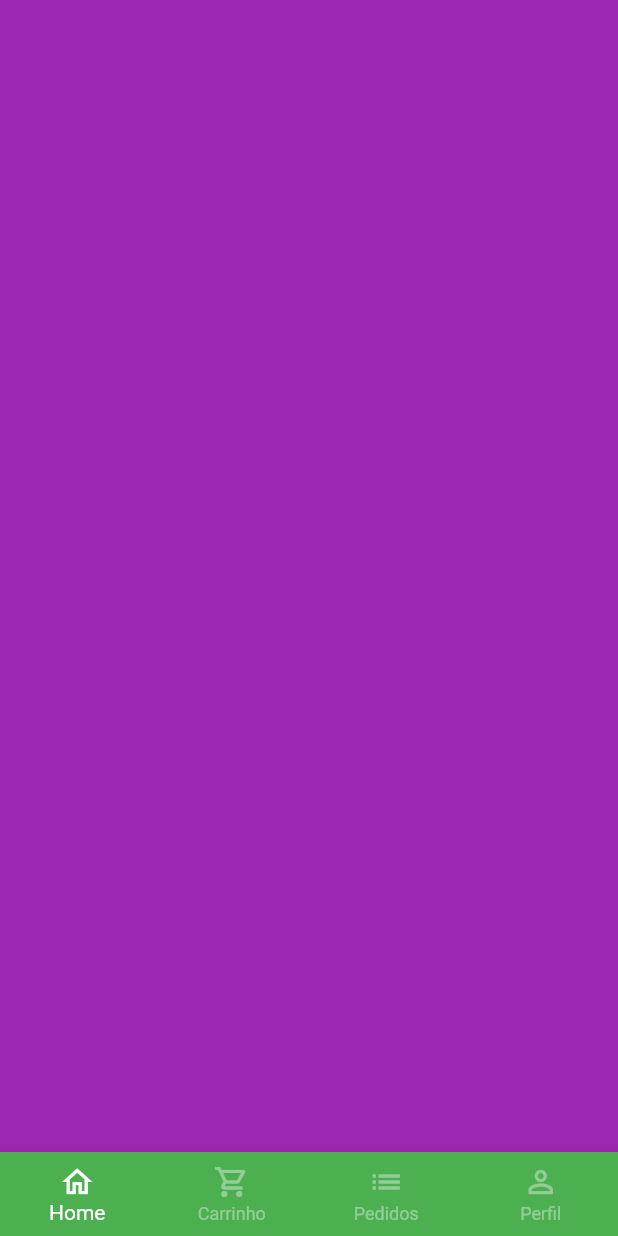
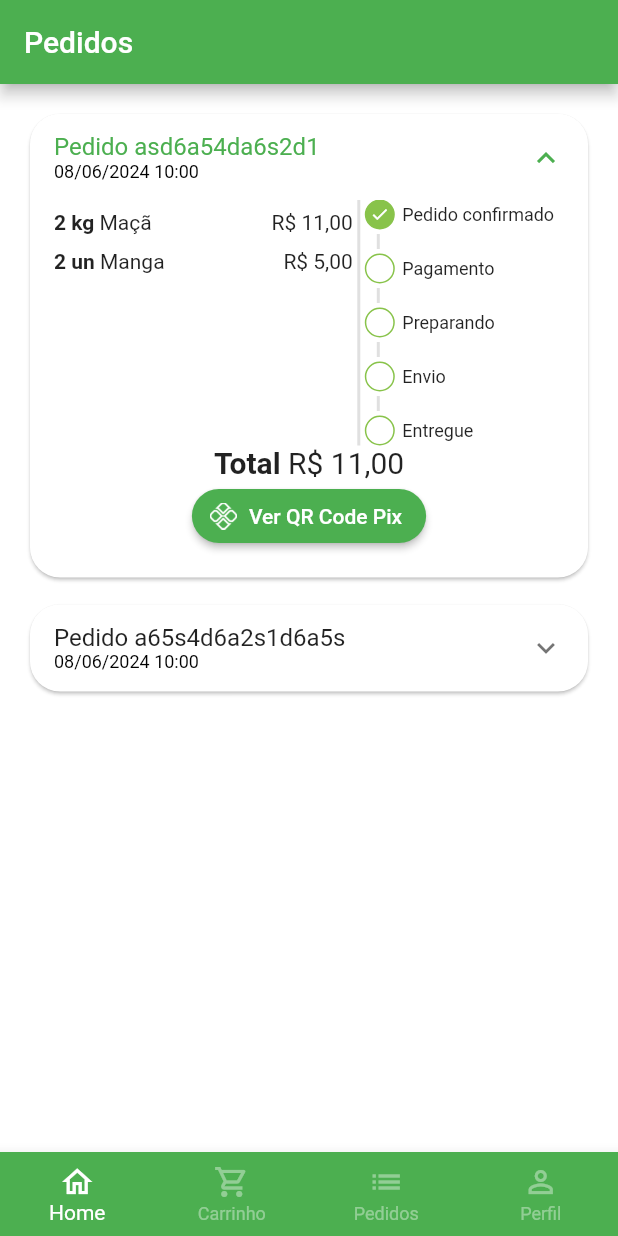
Before and after one commit to eriksongoncalves/green-grocer-flutter-app, a Flutter app: the BaseScreen screen opened directly, swiped to page 3, on a phone screen of 412 x 824 dp. Run offline on Flutter 3.47's test engine with Material 2 defaults, Android fonts, the phone set to English and light mode, and no system bars; our stand-ins replace animated_text_kit, fluttertoast, mask_text_input_formatter, qr_flutter.

Commit message:
feat: order screen

```diff
--- /dev/null
+++ b/lib/src/components/payment_dialog.dart
@@ -0,0 +1,109 @@
+import 'package:flutter/material.dart';
+import 'package:qr_flutter/qr_flutter.dart';
+
+import 'package:greengrocer/src/models/order_model.dart';
+import 'package:greengrocer/src/services/utils_services.dart';
+
+class PaymentDialog extends StatelessWidget {
+  final OrderModel order;
+
+  final UtilsServices utilsServices = UtilsServices();
+
+  PaymentDialog({
+    super.key,
+    required this.order,
+  });
+
+  @override
+  Widget build(BuildContext context) {
+    return Dialog(
+      shape: RoundedRectangleBorder(
+        borderRadius: BorderRadius.circular(20),
+      ),
+      child: Stack(
+        alignment: Alignment.center,
+        children: [
+          // Conteúdo
+          Padding(
+            padding: const EdgeInsets.all(8.0),
+            child: Column(
+              mainAxisSize: MainAxisSize.min,
+              children: [
+                // Titulo
+                const Padding(
+                  padding: EdgeInsets.symmetric(vertical: 10),
+                  child: Text(
+                    'Pagamento com Pix',
+                    style: TextStyle(
+                      fontWeight: FontWeight.bold,
+                      fontSize: 18,
+                    ),
+                  ),
+                ),
+
+                // QR Code
+                QrImageView(
+                  data: "asd654as65da4s6d5a4s6d54",
+                  version: QrVersions.auto,
+                  size: 200.0,
+                ),
+
+                // Vencimento
+                Text(
+                  'Vencimento: ${utilsServices.formatDateTime(order.overdueDateTime)}',
+                  style: const TextStyle(
+                    fontSize: 12,
+                  ),
+                ),
+
+                // Total
+                Text(
+                  'Total: ${utilsServices.priceToCurrency(order.total)}',
+                  style: const TextStyle(
+                    fontSize: 17,
+                    fontWeight: FontWeight.bold,
+                  ),
+                ),
+
+                // Botão copia e cola
+                OutlinedButton.icon(
+                  style: OutlinedButton.styleFrom(
+                    shape: RoundedRectangleBorder(
+                      borderRadius: BorderRadius.circular(20),
+                    ),
+                    side: const BorderSide(
+                      width: 2,
+                      color: Colors.green,
+                    ),
+                  ),
+                  onPressed: () {},
+                  icon: const Icon(
+                    Icons.copy,
+                    size: 15,
+                  ),
+                  label: const Text(
+                    'Copiar código Pix',
+                    style: TextStyle(
+                      fontSize: 13,
+                    ),
+                  ),
+                ),
+              ],
+            ),
+          ),
+
+          Positioned(
+            top: 0,
+            right: 0,
+            child: IconButton(
+              onPressed: () {
+                Navigator.of(context).pop();
+              },
+              icon: const Icon(Icons.close),
+            ),
+          ),
+        ],
+      ),
+    );
+  }
+}
--- a/lib/src/config/app_data.dart
+++ b/lib/src/config/app_data.dart
@@ -1,5 +1,6 @@
 import 'package:greengrocer/src/models/cart_item_model.dart';
 import 'package:greengrocer/src/models/item_model.dart';
+import 'package:greengrocer/src/models/order_model.dart';
 import 'package:greengrocer/src/models/user_model.dart';
 
 ItemModel apple = ItemModel(
@@ -87,3 +88,49 @@ UserModel user = UserModel(
   cpf: '999.999.999-99',
   password: '123456',
 );
+
+List<OrderModel> orders = [
+  // Pedido 01
+  OrderModel(
+    copyAndPaste: 'q1w2e3r4t5y6',
+    createdDateTime: DateTime.parse(
+      '2024-06-08 10:00:10.458',
+    ),
+    overdueDateTime: DateTime.parse(
+      '2024-06-08 11:00:10.458',
+    ),
+    id: 'asd6a54da6s2d1',
+    status: 'pending_payment',
+    total: 11.0,
+    items: [
+      CartItemModel(
+        item: apple,
+        quantity: 2,
+      ),
+      CartItemModel(
+        item: mango,
+        quantity: 2,
+      ),
+    ],
+  ),
+
+  // Pedido 02
+  OrderModel(
+    copyAndPaste: 'q1w2e3r4t5y6',
+    createdDateTime: DateTime.parse(
+      '2024-06-08 10:00:10.458',
+    ),
+    overdueDateTime: DateTime.parse(
+      '2024-06-08 11:00:10.458',
+    ),
+    id: 'a65s4d6a2s1d6a5s',
+    status: 'delivered',
+    total: 11.5,
+    items: [
+      CartItemModel(
+        item: guava,
+        quantity: 1,
+      ),
+    ],
+  ),
+];
--- /dev/null
+++ b/lib/src/models/order_model.dart
@@ -0,0 +1,21 @@
+import 'package:greengrocer/src/models/cart_item_model.dart';
+
+class OrderModel {
+  String id;
+  DateTime createdDateTime;
+  DateTime overdueDateTime;
+  List<CartItemModel> items;
+  String status;
+  String copyAndPaste;
+  double total;
+
+  OrderModel({
+    required this.id,
+    required this.createdDateTime,
+    required this.overdueDateTime,
+    required this.items,
+    required this.status,
+    required this.copyAndPaste,
+    required this.total,
+  });
+}
--- a/lib/src/pages/base/base_screen.dart
+++ b/lib/src/pages/base/base_screen.dart
@@ -2,6 +2,7 @@ import 'package:flutter/material.dart';
 
 import 'package:greengrocer/src/pages/cart/cart_tab.dart';
 import 'package:greengrocer/src/pages/home/home_tab.dart';
+import 'package:greengrocer/src/pages/orders/orders_tab.dart';
 import 'package:greengrocer/src/pages/profile/profile_tab.dart';
 
 class BaseScreen extends StatefulWidget {
@@ -21,13 +22,11 @@ class _BaseScreenState extends State<BaseScreen> {
       body: PageView(
         physics: const NeverScrollableScrollPhysics(),
         controller: pageController,
-        children: [
-          const HomeTab(),
-          const CartTab(),
-          Container(
-            color: Colors.purple,
-          ),
-          const ProfileTab(),
+        children: const [
+          HomeTab(),
+          CartTab(),
+          OrdersTab(),
+          ProfileTab(),
         ],
       ),
       bottomNavigationBar: BottomNavigationBar(
--- a/lib/src/pages/cart/cart_tab.dart
+++ b/lib/src/pages/cart/cart_tab.dart
@@ -1,4 +1,6 @@
 import 'package:flutter/material.dart';
+
+import 'package:greengrocer/src/components/payment_dialog.dart';
 import 'package:greengrocer/src/config/custom_colors.dart';
 import 'package:greengrocer/src/models/cart_item_model.dart';
 import 'package:greengrocer/src/pages/cart/components/cart_tile.dart';
@@ -124,7 +126,22 @@ class _CartTabState extends State<CartTab> {
                     onPressed: () async {
                       bool? result = await showOrderConfirmation();
 
-                      print('>>> result $result');
+                      if (result ?? false) {
+                        // ignore: use_build_context_synchronously
+                        showDialog(
+                          context: context,
+                          builder: (_) {
+                            return PaymentDialog(
+                              order: appData.orders.first,
+                            );
+                          },
+                        );
+                      } else {
+                        utilsServices.showToast(
+                          message: 'Pedido não confirmado',
+                          isError: true,
+                        );
+                      }
                     },
                     style: ElevatedButton.styleFrom(
                       backgroundColor: CustomColors.customSwatchColor,
--- /dev/null
+++ b/lib/src/pages/orders/components/order_status_widget.dart
@@ -0,0 +1,139 @@
+import 'package:flutter/material.dart';
+import 'package:greengrocer/src/config/custom_colors.dart';
+
+class OrderStatusWidget extends StatelessWidget {
+  final String status;
+  final bool isOverdue;
+
+  final Map<String, int> allStatus = <String, int>{
+    'pending_payment': 0,
+    'refunded': 1,
+    'paid': 2,
+    'preparing_purchase': 3,
+    'shipping': 4,
+    'delivered': 5,
+  };
+
+  int get currentStatus => allStatus[status]!;
+
+  OrderStatusWidget({
+    super.key,
+    required this.status,
+    required this.isOverdue,
+  });
+
+  @override
+  Widget build(BuildContext context) {
+    return Column(
+      crossAxisAlignment: CrossAxisAlignment.start,
+      children: [
+        const _StatusDot(
+          isActive: true,
+          title: 'Pedido confirmado',
+        ),
+        const _CustomDivider(),
+        if (currentStatus == 1) ...[
+          const _StatusDot(
+            isActive: true,
+            title: 'Pix estornado',
+            backgroundColor: Colors.orange,
+          ),
+        ] else if (isOverdue) ...[
+          const _StatusDot(
+            isActive: true,
+            title: 'Pagamento Pix vencido',
+            backgroundColor: Colors.red,
+          ),
+        ] else ...[
+          _StatusDot(
+            isActive: currentStatus >= 2,
+            title: 'Pagamento',
+          ),
+          const _CustomDivider(),
+          _StatusDot(
+            isActive: currentStatus >= 3,
+            title: 'Preparando',
+          ),
+          const _CustomDivider(),
+          _StatusDot(
+            isActive: currentStatus >= 4,
+            title: 'Envio',
+          ),
+          const _CustomDivider(),
+          _StatusDot(
+            isActive: currentStatus == 5,
+            title: 'Entregue',
+          ),
+        ],
+      ],
+    );
+  }
+}
+
+class _CustomDivider extends StatelessWidget {
+  const _CustomDivider();
+
+  @override
+  Widget build(BuildContext context) {
+    return Container(
+      margin: const EdgeInsets.symmetric(
+        horizontal: 8,
+        vertical: 3,
+      ),
+      height: 10,
+      width: 2,
+      color: Colors.grey.shade300,
+    );
+  }
+}
+
+class _StatusDot extends StatelessWidget {
+  final bool isActive;
+  final String title;
+  final Color? backgroundColor;
+
+  const _StatusDot({
+    required this.isActive,
+    required this.title,
+    // ignore: unused_element
+    this.backgroundColor,
+  });
+
+  @override
+  Widget build(BuildContext context) {
+    return Row(
+      children: [
+        Container(
+          alignment: Alignment.center,
+          height: 20,
+          width: 20,
+          decoration: BoxDecoration(
+            shape: BoxShape.circle,
+            border: Border.all(color: CustomColors.customSwatchColor),
+            color: isActive
+                ? backgroundColor ?? CustomColors.customSwatchColor
+                : Colors.transparent,
+          ),
+          child: isActive
+              ? const Icon(
+                  Icons.check,
+                  size: 13,
+                  color: Colors.white,
+                )
+              : const SizedBox.shrink(),
+        ),
+        const SizedBox(
+          width: 5,
+        ),
+        Expanded(
+          child: Text(
+            title,
+            style: const TextStyle(
+              fontSize: 12,
+            ),
+          ),
+        )
+      ],
+    );
+  }
+}
--- /dev/null
+++ b/lib/src/pages/orders/components/order_tile.dart
@@ -0,0 +1,170 @@
+import 'package:flutter/material.dart';
+
+import 'package:greengrocer/src/components/payment_dialog.dart';
+import 'package:greengrocer/src/models/cart_item_model.dart';
+import 'package:greengrocer/src/models/order_model.dart';
+import 'package:greengrocer/src/pages/orders/components/order_status_widget.dart';
+import 'package:greengrocer/src/services/utils_services.dart';
+
+class OrderTile extends StatelessWidget {
+  final OrderModel order;
+
+  final UtilsServices utilsServices = UtilsServices();
+
+  OrderTile({
+    super.key,
+    required this.order,
+  });
+
+  @override
+  Widget build(BuildContext context) {
+    return Card(
+      shape: RoundedRectangleBorder(
+        borderRadius: BorderRadius.circular(20),
+      ),
+      child: Theme(
+        data: Theme.of(context).copyWith(
+          dividerColor: Colors.transparent,
+        ),
+        child: ExpansionTile(
+          childrenPadding: const EdgeInsets.fromLTRB(16, 0, 16, 16),
+          initiallyExpanded: order.status == 'pending_payment',
+          title: Column(
+            mainAxisSize: MainAxisSize.min,
+            crossAxisAlignment: CrossAxisAlignment.start,
+            children: [
+              Text('Pedido ${order.id}'),
+              Text(
+                utilsServices.formatDateTime(order.createdDateTime),
+                style: const TextStyle(
+                  fontSize: 12,
+                  color: Colors.black,
+                ),
+              ),
+            ],
+          ),
+          children: [
+            IntrinsicHeight(
+              child: Row(
+                children: [
+                  Expanded(
+                    flex: 3,
+                    child: SizedBox(
+                      height: 150,
+                      child: ListView(
+                        children: order.items
+                            .map(
+                              (orderItem) => OrderItemWidget(
+                                utilsServices: utilsServices,
+                                orderItem: orderItem,
+                              ),
+                            )
+                            .toList(),
+                      ),
+                    ),
+                  ),
+                  VerticalDivider(
+                    color: Colors.grey.shade300,
+                    thickness: 2,
+                    width: 8,
+                  ),
+                  Expanded(
+                    flex: 2,
+                    child: OrderStatusWidget(
+                      status: order.status,
+                      isOverdue: order.overdueDateTime.isBefore(DateTime.now()),
+                    ),
+                  ),
+                ],
+              ),
+            ),
+
+            // Total
+            Text.rich(
+              TextSpan(
+                style: const TextStyle(
+                  fontSize: 20,
+                ),
+                children: [
+                  const TextSpan(
+                    text: 'Total ',
+                    style: TextStyle(
+                      fontWeight: FontWeight.bold,
+                    ),
+                  ),
+                  TextSpan(
+                    text: utilsServices.priceToCurrency(order.total),
+                  ),
+                ],
+              ),
+            ),
+
+            // Botão pagamento
+            Visibility(
+              visible: order.status == 'pending_payment',
+              child: ElevatedButton.icon(
+                style: ElevatedButton.styleFrom(
+                  shape: RoundedRectangleBorder(
+                    borderRadius: BorderRadius.circular(20),
+                  ),
+                ),
+                onPressed: () {
+                  showDialog(
+                    context: context,
+                    builder: (_) {
+                      return PaymentDialog(
+                        order: order,
+                      );
+                    },
+                  );
+                },
+                icon: Image.asset(
+                  'assets/app_images/pix.png',
+                  height: 18,
+                ),
+                label: const Text(
+                  'Ver QR Code Pix',
+                ),
+              ),
+            ),
+          ],
+        ),
+      ),
+    );
+  }
+}
+
+class OrderItemWidget extends StatelessWidget {
+  final UtilsServices utilsServices;
+  final CartItemModel orderItem;
+
+  const OrderItemWidget(
+      {super.key, required this.utilsServices, required this.orderItem});
+
+  @override
+  Widget build(BuildContext context) {
+    return Padding(
+      padding: const EdgeInsets.only(
+        bottom: 10,
+      ),
+      child: Row(
+        children: [
+          Text(
+            '${orderItem.quantity} ${orderItem.item.unit} ',
+            style: const TextStyle(
+              fontWeight: FontWeight.bold,
+            ),
+          ),
+          Expanded(
+            child: Text(orderItem.item.itemName),
+          ),
+          Text(
+            utilsServices.priceToCurrency(
+              orderItem.totalPrice(),
+            ),
+          ),
+        ],
+      ),
+    );
+  }
+}
--- /dev/null
+++ b/lib/src/pages/orders/orders_tab.dart
@@ -0,0 +1,26 @@
+import 'package:flutter/material.dart';
+// ignore: library_prefixes
+import 'package:greengrocer/src/config/app_data.dart' as appData;
+import 'package:greengrocer/src/pages/orders/components/order_tile.dart';
+
+class OrdersTab extends StatelessWidget {
+  const OrdersTab({super.key});
+
+  @override
+  Widget build(BuildContext context) {
+    return Scaffold(
+      appBar: AppBar(
+        title: const Text('Pedidos'),
+      ),
+      body: ListView.separated(
+        padding: const EdgeInsets.all(16),
+        physics: const BouncingScrollPhysics(),
+        separatorBuilder: (_, index) => const SizedBox(
+          height: 10,
+        ),
+        itemBuilder: (_, index) => OrderTile(order: appData.orders[index]),
+        itemCount: appData.orders.length,
+      ),
+    );
+  }
+}
--- a/lib/src/services/utils_services.dart
+++ b/lib/src/services/utils_services.dart
@@ -1,4 +1,7 @@
+import 'package:flutter/material.dart';
 import 'package:intl/intl.dart';
+import 'package:intl/date_symbol_data_local.dart';
+import 'package:fluttertoast/fluttertoast.dart';
 
 class UtilsServices {
   priceToCurrency(double price) {
@@ -6,4 +9,27 @@ class UtilsServices {
 
     return numberFormat.format(price);
   }
+
+  String formatDateTime(DateTime dateTime) {
+    initializeDateFormatting();
+
+    DateFormat dateFormat = DateFormat.yMd('pt_BR').add_Hm();
+
+    return dateFormat.format(dateTime);
+  }
+
+  void showToast({
+    required String message,
+    bool isError = false,
+  }) {
+    Fluttertoast.showToast(
+      msg: message,
+      toastLength: Toast.LENGTH_LONG,
+      gravity: ToastGravity.BOTTOM,
+      timeInSecForIosWeb: 3,
+      backgroundColor: isError ? Colors.red : Colors.white,
+      textColor: isError ? Colors.white : Colors.black,
+      fontSize: 14,
+    );
+  }
 }
--- a/pubspec.yaml
+++ b/pubspec.yaml
@@ -16,6 +16,8 @@ dependencies:
   animated_text_kit: ^4.2.2
   mask_text_input_formatter: ^2.4.0
   intl: ^0.18.1
+  qr_flutter: ^4.1.0
+  fluttertoast: ^8.2.2
 
 dev_dependencies:
   flutter_test:
@@ -29,3 +31,4 @@ flutter:
   # To add assets to your application, add an assets section, like this:
   assets:
     - assets/fruits/
+    - assets/app_images/
```
Also changed, not shown: assets/app_images/pix.png (added), pubspec.lock, 6 other files.
